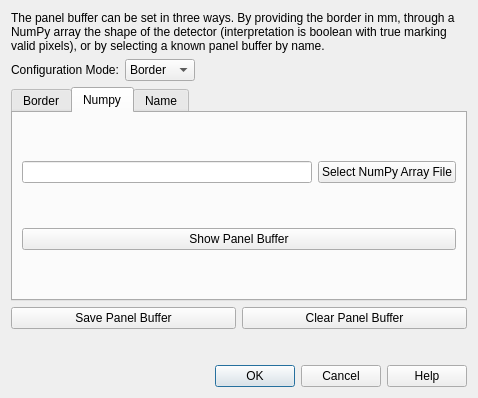
This is hexrdgui/resources/ui/panel_buffer_dialog.ui in HEXRD/hexrdgui as Qt 5 draws it before an edit. The edited form follows.
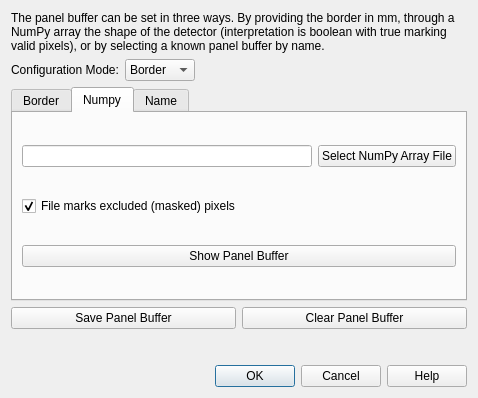
This is the edited form. The open tabs and pages were chosen to show the change. Custom widgets are drawn as their Qt base class.

Commit message:
Support APS HDF5 dark path and mask import
Add an optional per-call path override to ImageFileManager.open_file so the
dark frames can be read from their own HDF5 dataset (e.g. /exchange/dark vs
/exchange/data, including the same file), threaded through a new per-detector
dark_paths state and a LoadHDF5Dialog prompt for HDF5 dark files.

Let the panel buffer dialog import a static mask file (.npy or .tif) and
invert it (file marks excluded pixels) into the panel-buffer convention.

The edit to the form file:
```diff
--- a/hexrdgui/resources/ui/panel_buffer_dialog.ui
+++ b/hexrdgui/resources/ui/panel_buffer_dialog.ui
@@ -179,6 +179,19 @@
         </widget>
        </item>
        <item row="1" column="1" colspan="2">
+        <widget class="QCheckBox" name="invert_mask">
+         <property name="toolTip">
+          <string>&lt;html&gt;&lt;head/&gt;&lt;body&gt;&lt;p&gt;Check this if the file marks the pixels to EXCLUDE (the common convention for external mask files, where True/nonzero means &quot;masked out&quot;). The array will be inverted into the panel-buffer convention (True = valid).&lt;/p&gt;&lt;p&gt;Leave unchecked if the file is already a panel buffer (True = valid pixel).&lt;/p&gt;&lt;/body&gt;&lt;/html&gt;</string>
+         </property>
+         <property name="text">
+          <string>File marks excluded (masked) pixels</string>
+         </property>
+         <property name="checked">
+          <bool>true</bool>
+         </property>
+        </widget>
+       </item>
+       <item row="2" column="1" colspan="2">
         <widget class="QPushButton" name="show_panel_buffer">
          <property name="text">
           <string>Show Panel Buffer</string>
```
The commit also changes 6 other files.
